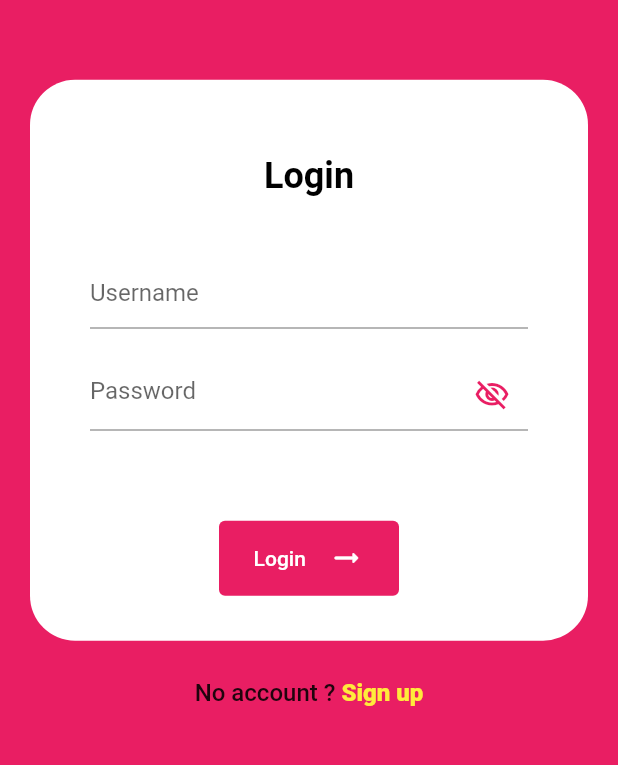
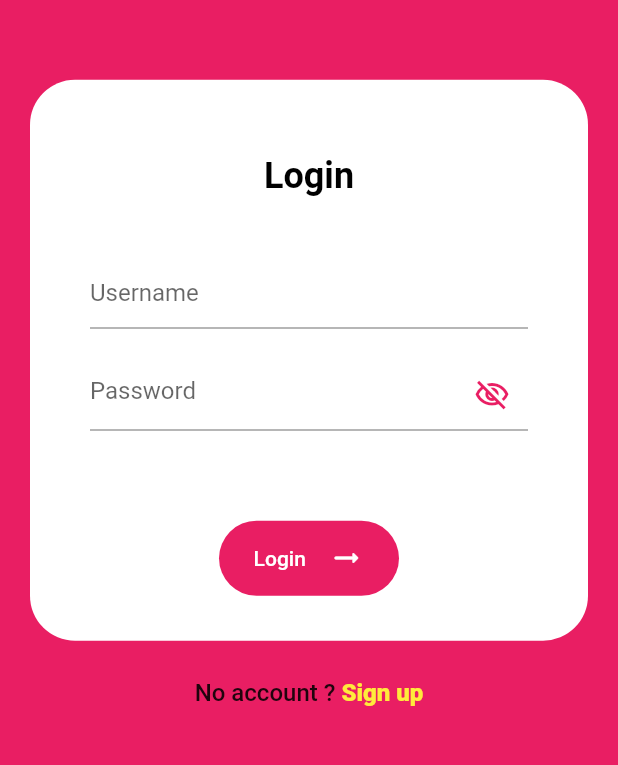
Before and after one commit to romainlavaldev/visite3000, a Flutter app: the screen it shows after launch, on a phone screen of 412 x 824 dp, the part 260-1025 px from its top. Run offline on Flutter 3.47's test engine with Material 2 defaults, Android fonts, the phone set to English and light mode, and no system bars; our stand-ins replace flutter_secure_storage, flutter_spinkit.

Commit message:
no internet page + login update

```diff
--- a/lib/login_screen.dart
+++ b/lib/login_screen.dart
@@ -1,11 +1,14 @@
 import 'dart:convert';
+import 'dart:ui';
 
 import 'package:flutter/material.dart';
 import 'package:flutter_secure_storage/flutter_secure_storage.dart';
+import 'package:flutter_spinkit/flutter_spinkit.dart';
 import 'package:http/http.dart' as http;
 import 'package:http/http.dart';
 import 'package:visite3000/layout.dart';
 import 'package:visite3000/sign_up.dart';
+import 'package:visite3000/views/common/no_internet.dart';
 
 import 'globals.dart' as globals;
 
@@ -25,13 +28,21 @@ class _LoginScreenState extends State<LoginScreen>{
   final passwordController = TextEditingController();
 
   bool _isPasswordVisible = false;
+  bool _isLoading = false;
 
   Future<void> _tryLogin() async {
+
+    setState(() {
+      _isLoading = true;
+    });
 
     Map data = {'username': usernameController.text, 'password': passwordController.text};
 
     String body = jsonEncode(data);
-    Response response = await http.post(
+
+    Response response;
+    try{
+       response = await http.post(
         Uri.parse('${globals.serverEntryPoint}/db/login.php'),
         body: body,
         headers: {
@@ -39,6 +50,10 @@ class _LoginScreenState extends State<LoginScreen>{
           'Access-Control-Allow-Origin': '*'
         }
       );
+    } catch(e){
+      Navigator.pushReplacement(context, MaterialPageRoute(builder: (builder) => const NoInternet()));
+      return;
+    }
 
     if (response.statusCode == 200)
     {
@@ -59,6 +74,10 @@ class _LoginScreenState extends State<LoginScreen>{
       }
       else
       {
+        setState(() {
+          _isLoading = false;
+        });
+
         // ignore: use_build_context_synchronously
         showDialog(
           context: context,
@@ -85,7 +104,9 @@ class _LoginScreenState extends State<LoginScreen>{
     return Scaffold(
       resizeToAvoidBottomInset: false,
       backgroundColor: Colors.pink,
-      body: Padding(
+      body: Stack(
+        children: [
+          Padding(
             padding: const EdgeInsets.only(
               top: 100,
               right: 20,
@@ -175,10 +196,13 @@ class _LoginScreenState extends State<LoginScreen>{
                                 foregroundColor: Colors.white,
                                 backgroundColor: Colors.pink,
                                 fixedSize: const Size(120, 50),
+                                shape: const RoundedRectangleBorder(
+                                  borderRadius: BorderRadius.all(Radius.circular(30))
+                                )
                               ),
-                          child: Row(
+                              child: const Row(
                                 mainAxisAlignment: MainAxisAlignment.spaceEvenly,
-                            children: const [
+                                children: [
                                   Text("Login"),
                                   Icon(Icons.arrow_right_alt_rounded)
                                 ],
@@ -223,6 +247,22 @@ class _LoginScreenState extends State<LoginScreen>{
                   const SizedBox()
               ],
             ),
+          ),
+          if (_isLoading) BackdropFilter(
+            filter: ImageFilter.blur(
+              sigmaX: 2,
+              sigmaY: 2
+            ),
+            child: Container(
+              color: Colors.black.withOpacity(0.1),
+              child: const SpinKitSpinningLines(
+                itemCount: 5,
+                color: Colors.pink,
+                size: 60,
+              ),
+            ),
+          ),
+        ],
       )
     );
   }
--- a/lib/main.dart
+++ b/lib/main.dart
@@ -100,12 +100,12 @@ class _MyApp extends State<MyApp> {
           }
           else
           {
-            return Scaffold(
+            return const Scaffold(
               backgroundColor: Colors.pink,
               body: Center(
                 child: Column(
                   mainAxisAlignment: MainAxisAlignment.center,
-                  children: const [
+                  children: [
                     SpinKitCubeGrid(
                       color: Colors.white,
                       size: 60,
--- a/pubspec.yaml
+++ b/pubspec.yaml
@@ -65,6 +65,8 @@ flutter:
   # assets:
   #   - images/a_dot_burr.jpeg
   #   - images/a_dot_ham.jpeg
+  assets:
+    - assets/
 
   # An image asset can refer to one or more resolution-specific "variants", see
   # https://flutter.dev/assets-and-images/#resolution-aware
```
Also changed, not shown: lib/views/common/no_internet.dart (added, +97 -0 lines), assets/no_internet_background.png (added), pubspec.lock. Lines whose indentation alone changed are shown as unchanged.
